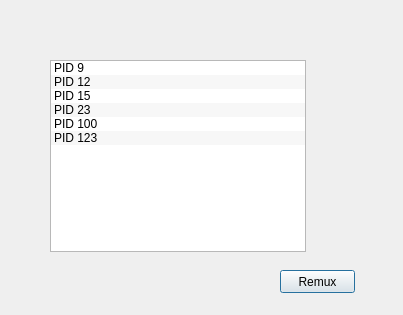
First picture: the form in dialogremux.ui, repository Soheilnader/TS-Packet-Analyser, before the edit.
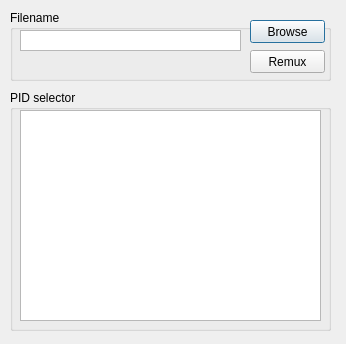
Second picture: the form after the edit.

Patch:
```diff
--- a/dialogremux.ui
+++ b/dialogremux.ui
@@ -6,20 +6,91 @@
    <rect>
     <x>0</x>
     <y>0</y>
-    <width>403</width>
-    <height>315</height>
+    <width>346</width>
+    <height>344</height>
    </rect>
   </property>
   <property name="windowTitle">
    <string>Dialog</string>
   </property>
+  <widget class="QGroupBox" name="groupBox">
+   <property name="geometry">
+    <rect>
+     <x>10</x>
+     <y>10</y>
+     <width>321</width>
+     <height>71</height>
+    </rect>
+   </property>
+   <property name="title">
+    <string>Filename</string>
+   </property>
+   <widget class="QTextBrowser" name="text_browse">
+    <property name="geometry">
+     <rect>
+      <x>10</x>
+      <y>20</y>
+      <width>221</width>
+      <height>21</height>
+     </rect>
+    </property>
+    <property name="verticalScrollBarPolicy">
+     <enum>Qt::ScrollBarAlwaysOff</enum>
+    </property>
+    <property name="html">
+     <string>&lt;!DOCTYPE HTML PUBLIC &quot;-//W3C//DTD HTML 4.0//EN&quot; &quot;http://www.w3.org/TR/REC-html40/strict.dtd&quot;&gt;
+&lt;html&gt;&lt;head&gt;&lt;meta name=&quot;qrichtext&quot; content=&quot;1&quot; /&gt;&lt;style type=&quot;text/css&quot;&gt;
+p, li { white-space: pre-wrap; }
+&lt;/style&gt;&lt;/head&gt;&lt;body style=&quot; font-family:'MS Shell Dlg 2'; font-size:8.25pt; font-weight:400; font-style:normal;&quot;&gt;
+&lt;p style=&quot;-qt-paragraph-type:empty; margin-top:0px; margin-bottom:0px; margin-left:0px; margin-right:0px; -qt-block-indent:0; text-indent:0px;&quot;&gt;&lt;br /&gt;&lt;/p&gt;&lt;/body&gt;&lt;/html&gt;</string>
+    </property>
+   </widget>
+   <widget class="QPushButton" name="button_browse">
+    <property name="geometry">
+     <rect>
+      <x>240</x>
+      <y>10</y>
+      <width>75</width>
+      <height>23</height>
+     </rect>
+    </property>
+    <property name="text">
+     <string>Browse</string>
+    </property>
+   </widget>
+   <widget class="QPushButton" name="button_remux">
+    <property name="geometry">
+     <rect>
+      <x>240</x>
+      <y>40</y>
+      <width>75</width>
+      <height>23</height>
+     </rect>
+    </property>
+    <property name="text">
+     <string>Remux</string>
+    </property>
+   </widget>
+  </widget>
+  <widget class="QGroupBox" name="groupBox_2">
+   <property name="geometry">
+    <rect>
+     <x>10</x>
+     <y>90</y>
+     <width>321</width>
+     <height>241</height>
+    </rect>
+   </property>
+   <property name="title">
+    <string>PID selector</string>
+   </property>
   <widget class="QListWidget" name="list_PID">
    <property name="geometry">
     <rect>
-     <x>50</x>
-     <y>60</y>
-     <width>256</width>
-     <height>192</height>
+      <x>10</x>
+      <y>20</y>
+      <width>301</width>
+      <height>211</height>
     </rect>
    </property>
    <property name="frameShape">
@@ -82,49 +153,7 @@
    <property name="wordWrap">
     <bool>false</bool>
    </property>
-   <item>
-    <property name="text">
-     <string>PID 9</string>
-    </property>
-   </item>
-   <item>
-    <property name="text">
-     <string>PID 12</string>
-    </property>
-   </item>
-   <item>
-    <property name="text">
-     <string>PID 15</string>
-    </property>
-   </item>
-   <item>
-    <property name="text">
-     <string>PID 23</string>
-    </property>
-   </item>
-   <item>
-    <property name="text">
-     <string>PID 100</string>
-    </property>
-   </item>
-   <item>
-    <property name="text">
-     <string>PID 123</string>
-    </property>
-   </item>
-  </widget>
-  <widget class="QPushButton" name="button_remux">
-   <property name="geometry">
-    <rect>
-     <x>280</x>
-     <y>270</y>
-     <width>75</width>
-     <height>23</height>
-    </rect>
-   </property>
-   <property name="text">
-    <string>Remux</string>
-   </property>
+   </widget>
   </widget>
  </widget>
  <resources/>
```
Lines whose indentation alone changed are shown as unchanged.
